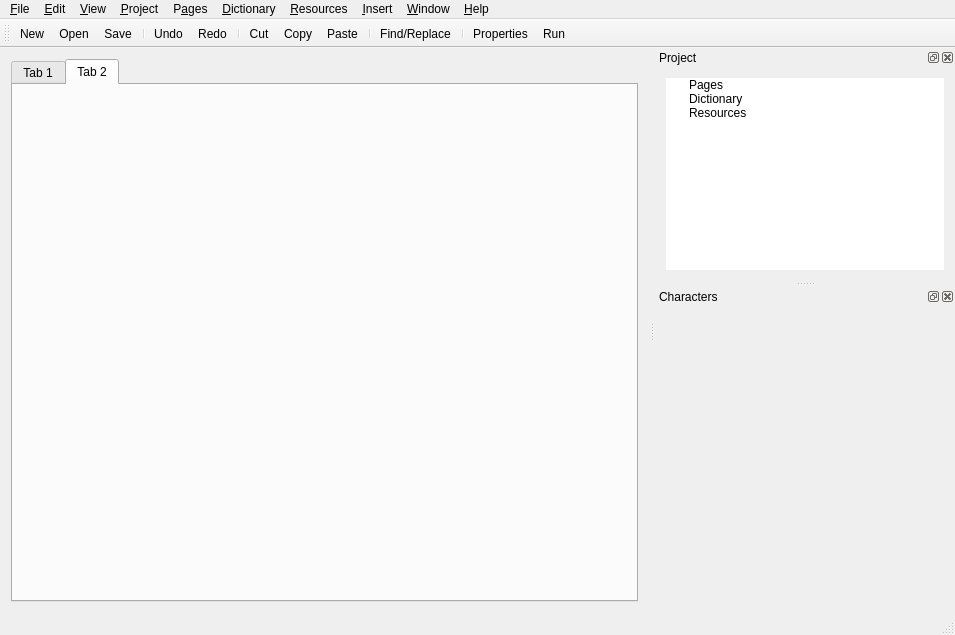
Qt form Thorn/Thorn/mainwindow.ui (ianmartinez/thorn) before a commit.
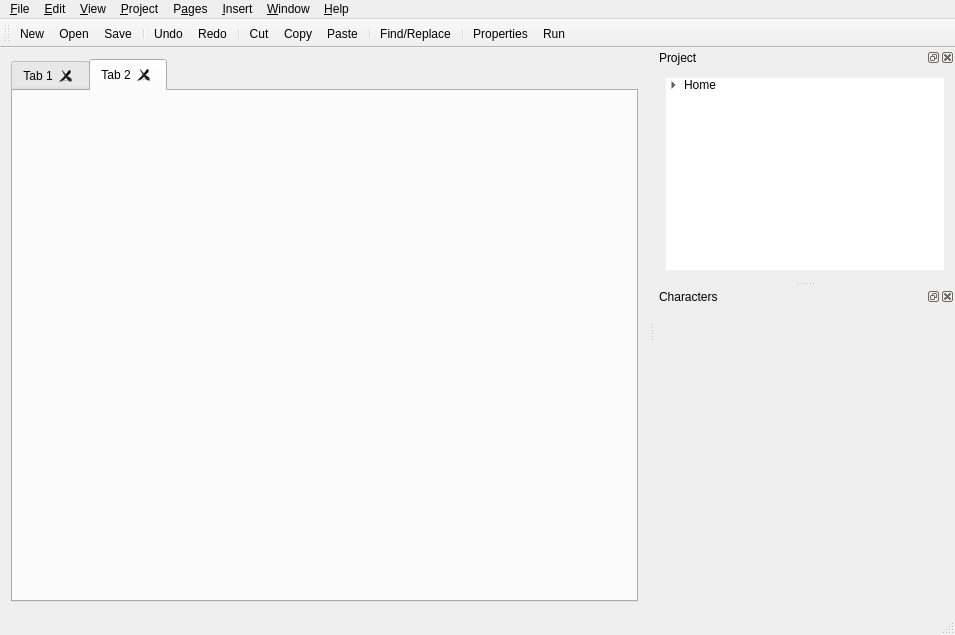
The same form after that commit. Icons and pictures are not drawn.

Patch:
```diff
--- a/Thorn/Thorn/mainwindow.ui
+++ b/Thorn/Thorn/mainwindow.ui
@@ -36,6 +36,12 @@
       <property name="currentIndex">
        <number>1</number>
       </property>
+      <property name="tabsClosable">
+       <bool>true</bool>
+      </property>
+      <property name="movable">
+       <bool>true</bool>
+      </property>
       <widget class="QWidget" name="tab">
        <attribute name="title">
         <string>Tab 1</string>
@@ -155,30 +161,12 @@
     <addaction name="separator"/>
     <addaction name="action_Import"/>
     <addaction name="actionE_xport"/>
-    <addaction name="separator"/>
-    <addaction name="actionConvert_to_MarkDown"/>
-   </widget>
-   <widget class="QMenu" name="menu_Dictionary">
-    <property name="title">
-     <string>&amp;Dictionary</string>
-    </property>
-    <addaction name="action_Add_Section"/>
-    <addaction name="action_Remove_Section"/>
-   </widget>
-   <widget class="QMenu" name="menu_Resources">
-    <property name="title">
-     <string>&amp;Resources</string>
-    </property>
-    <addaction name="action_Add_2"/>
-    <addaction name="action_Remove_2"/>
    </widget>
    <addaction name="menu_File"/>
    <addaction name="menu_Edit"/>
    <addaction name="menu_View"/>
    <addaction name="menuProject"/>
    <addaction name="menuP_ages"/>
-   <addaction name="menu_Dictionary"/>
-   <addaction name="menu_Resources"/>
    <addaction name="menu_Insert"/>
    <addaction name="menu_Window"/>
    <addaction name="menu_Help"/>
@@ -248,6 +236,18 @@
        <property name="frameShape">
         <enum>QFrame::NoFrame</enum>
        </property>
+       <property name="indentation">
+        <number>15</number>
+       </property>
+       <property name="rootIsDecorated">
+        <bool>true</bool>
+       </property>
+       <property name="animated">
+        <bool>true</bool>
+       </property>
+       <property name="headerHidden">
+        <bool>true</bool>
+       </property>
        <attribute name="headerVisible">
         <bool>false</bool>
        </attribute>
@@ -258,30 +258,27 @@
        </column>
        <item>
         <property name="text">
-         <string>Pages</string>
+         <string>Home</string>
         </property>
         <property name="icon">
          <iconset>
           <normaloff>../../icons/custom/pages.svg</normaloff>../../icons/custom/pages.svg</iconset>
         </property>
-       </item>
-       <item>
-        <property name="text">
-         <string>Dictionary</string>
+        <property name="flags">
+         <set>ItemIsSelectable|ItemIsEditable|ItemIsDragEnabled|ItemIsUserCheckable|ItemIsEnabled</set>
         </property>
-        <property name="icon">
-         <iconset>
-          <normaloff>../../icons/custom/dictionary.svg</normaloff>../../icons/custom/dictionary.svg</iconset>
-        </property>
-       </item>
-       <item>
-        <property name="text">
-         <string>Resources</string>
-        </property>
-        <property name="icon">
-         <iconset>
-          <normaloff>../../icons/custom/resources.svg</normaloff>../../icons/custom/resources.svg</iconset>
-        </property>
+        <item>
+         <property name="text">
+          <string>Page 1</string>
+         </property>
+         <property name="icon">
+          <iconset>
+           <normaloff>../../icons/breeze-icons/icons/mimetypes/32/text-x-generic.svg</normaloff>../../icons/breeze-icons/icons/mimetypes/32/text-x-generic.svg</iconset>
+         </property>
+         <property name="flags">
+          <set>ItemIsSelectable|ItemIsEditable|ItemIsDragEnabled|ItemIsUserCheckable|ItemIsEnabled</set>
+         </property>
+        </item>
        </item>
       </widget>
      </item>
```
Left out of the diff: 29 changed lines with no effect on the pictures.
